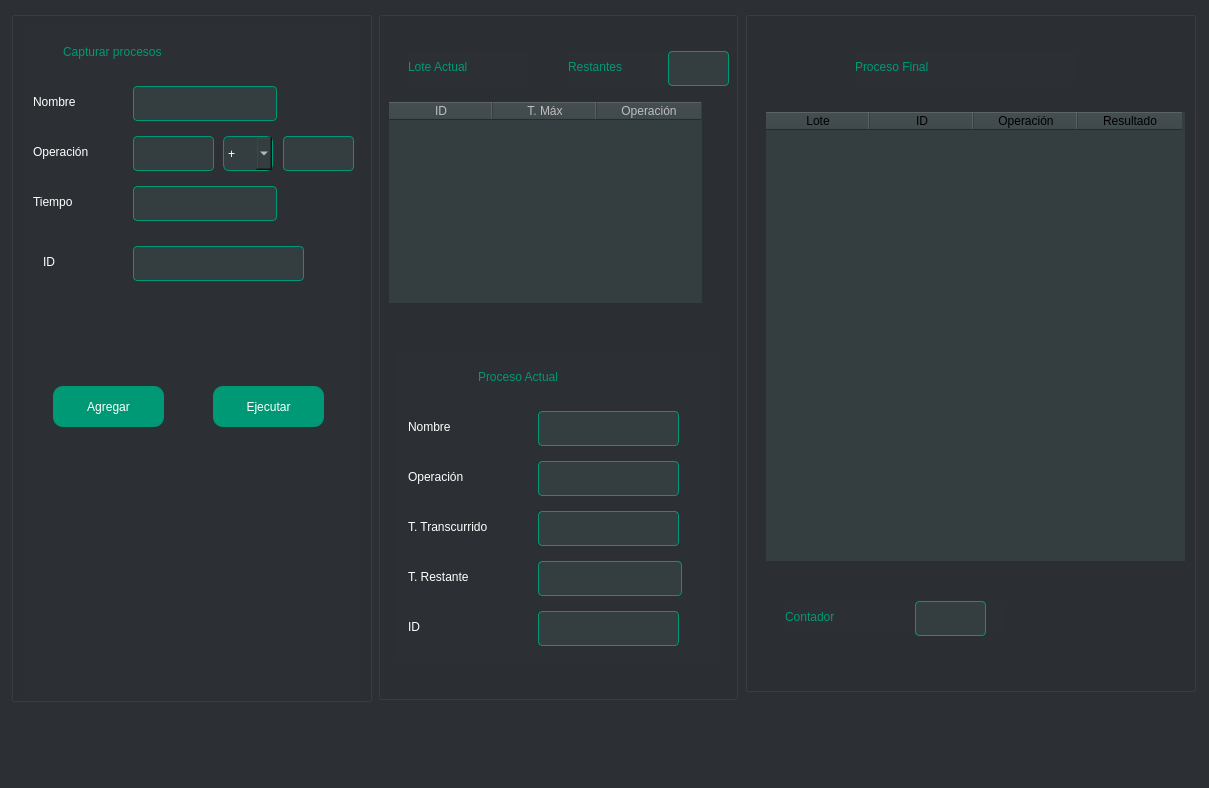
Before: the Qt Designer form view/mainwindow.ui in IvanBM18/Batch-Processing, drawn with Qt 5.
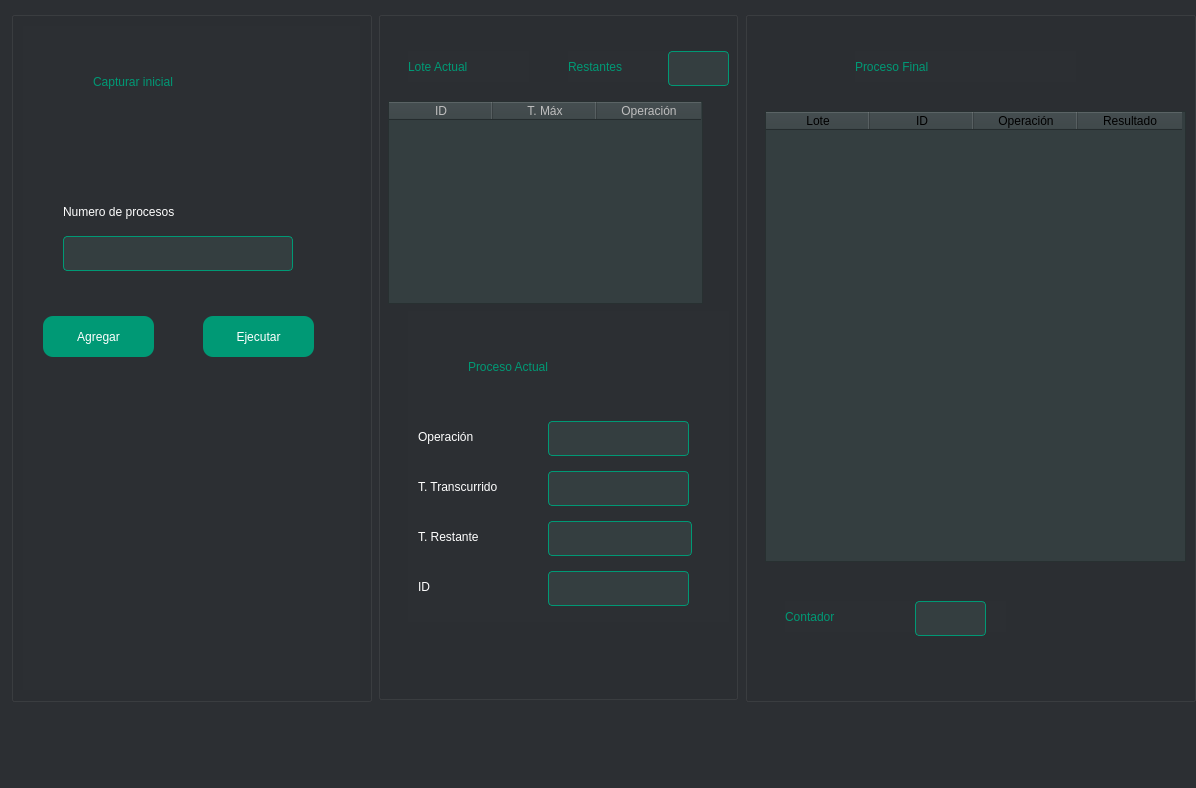
After: the same form once the commit is applied.

Patch:
```diff
--- a/view/mainwindow.ui
+++ b/view/mainwindow.ui
@@ -6,7 +6,7 @@
    <rect>
     <x>0</x>
     <y>0</y>
-    <width>1209</width>
+    <width>1196</width>
     <height>788</height>
    </rect>
   </property>
@@ -49,8 +49,8 @@
        <widget class="QLabel" name="label_titulo">
         <property name="geometry">
          <rect>
-          <x>40</x>
-          <y>10</y>
+          <x>70</x>
+          <y>40</y>
           <width>221</width>
           <height>31</height>
          </rect>
@@ -61,47 +61,16 @@
 </string>
         </property>
         <property name="text">
-         <string>Capturar procesos</string>
+         <string>Capturar inicial</string>
         </property>
        </widget>
        <widget class="QLineEdit" name="textBox_Nombre">
         <property name="geometry">
          <rect>
-          <x>110</x>
-          <y>60</y>
-          <width>144</width>
-          <height>35</height>
-         </rect>
-        </property>
-        <property name="minimumSize">
-         <size>
-          <width>60</width>
-          <height>35</height>
-         </size>
-        </property>
-        <property name="maximumSize">
-         <size>
+          <x>40</x>
+          <y>210</y>
           <width>230</width>
           <height>35</height>
-         </size>
-        </property>
-        <property name="styleSheet">
-         <string notr="true">background-color: rgb(52, 62, 64);
-color: rgb(255, 255, 255);
-border: 1px solid rgb(0, 153, 117);
-border-radius: 4px;</string>
-        </property>
-        <property name="text">
-         <string/>
-        </property>
-       </widget>
-       <widget class="QLineEdit" name="textBox_numero1">
-        <property name="geometry">
-         <rect>
-          <x>110</x>
-          <y>110</y>
-          <width>81</width>
-          <height>35</height>
          </rect>
         </property>
         <property name="minimumSize">
@@ -122,212 +91,16 @@
 border: 1px solid rgb(0, 153, 117);
 border-radius: 4px;</string>
         </property>
-       </widget>
-       <widget class="QLabel" name="label_Nombre">
-        <property name="geometry">
-         <rect>
-          <x>10</x>
-          <y>60</y>
-          <width>81</width>
-          <height>31</height>
-         </rect>
-        </property>
-        <property name="styleSheet">
-         <string notr="true">color:rgb(255, 255, 255);
-font: 10pt &quot;Segoe UI Emoji&quot;;
-</string>
-        </property>
         <property name="text">
-         <string>Nombre</string>
-        </property>
-       </widget>
-       <widget class="QLabel" name="label_operacion">
-        <property name="geometry">
-         <rect>
-          <x>10</x>
-          <y>110</y>
-          <width>81</width>
-          <height>31</height>
-         </rect>
-        </property>
-        <property name="styleSheet">
-         <string notr="true">color:rgb(255, 255, 255);
-font: 10pt &quot;Segoe UI Emoji&quot;;
-</string>
-        </property>
-        <property name="text">
-         <string>Operación</string>
-        </property>
-       </widget>
-       <widget class="QComboBox" name="comboBoxOperaciones">
-        <property name="geometry">
-         <rect>
-          <x>200</x>
-          <y>110</y>
-          <width>50</width>
-          <height>35</height>
-         </rect>
-        </property>
-        <property name="minimumSize">
-         <size>
-          <width>0</width>
-          <height>35</height>
-         </size>
-        </property>
-        <property name="maximumSize">
-         <size>
-          <width>50</width>
-          <height>35</height>
-         </size>
-        </property>
-        <property name="styleSheet">
-         <string notr="true">background-color: rgb(52, 62, 64);
-border: 1px solid rgb(0, 153, 117);
-border-radius: 6px;
-color: rgb(255, 255, 255);</string>
-        </property>
-        <item>
-         <property name="text">
-          <string>+</string>
-         </property>
-        </item>
-        <item>
-         <property name="text">
-          <string>-</string>
-         </property>
-        </item>
-        <item>
-         <property name="text">
-          <string>*</string>
-         </property>
-        </item>
-        <item>
-         <property name="text">
-          <string>/</string>
-         </property>
-        </item>
-        <item>
-         <property name="text">
-          <string>%</string>
-         </property>
-        </item>
-        <item>
-         <property name="text">
-          <string>^</string>
-         </property>
-        </item>
-       </widget>
-       <widget class="QLineEdit" name="textBox_numero2">
-        <property name="geometry">
-         <rect>
-          <x>260</x>
-          <y>110</y>
-          <width>71</width>
-          <height>35</height>
-         </rect>
-        </property>
-        <property name="minimumSize">
-         <size>
-          <width>60</width>
-          <height>35</height>
-         </size>
-        </property>
-        <property name="maximumSize">
-         <size>
-          <width>230</width>
-          <height>35</height>
-         </size>
-        </property>
-        <property name="styleSheet">
-         <string notr="true">border: 1px solid rgb(0, 153, 117);
-background-color: rgb(52, 62, 64);
-color: rgb(255, 255, 255);
-border-radius: 4px;</string>
-        </property>
-        <property name="text">
          <string/>
         </property>
        </widget>
-       <widget class="QLineEdit" name="textBox_tiempo">
+       <widget class="QLabel" name="label_Numero">
         <property name="geometry">
          <rect>
-          <x>110</x>
-          <y>160</y>
-          <width>144</width>
-          <height>35</height>
-         </rect>
-        </property>
-        <property name="minimumSize">
-         <size>
-          <width>60</width>
-          <height>35</height>
-         </size>
-        </property>
-        <property name="maximumSize">
-         <size>
-          <width>230</width>
-          <height>35</height>
-         </size>
-        </property>
-        <property name="styleSheet">
-         <string notr="true">background-color: rgb(52, 62, 64);
-color: rgb(255, 255, 255);
-border: 1px solid rgb(0, 153, 117);
-border-radius: 4px;</string>
-        </property>
-       </widget>
-       <widget class="QLabel" name="label_tiempo">
-        <property name="geometry">
-         <rect>
-          <x>10</x>
-          <y>160</y>
-          <width>71</width>
-          <height>31</height>
-         </rect>
-        </property>
-        <property name="styleSheet">
-         <string notr="true">color:rgb(255, 255, 255);
-font: 10pt &quot;Segoe UI Emoji&quot;;
-</string>
-        </property>
-        <property name="text">
-         <string>Tiempo</string>
-        </property>
-       </widget>
-       <widget class="QLineEdit" name="textBox_Id">
-        <property name="geometry">
-         <rect>
-          <x>110</x>
-          <y>220</y>
+          <x>40</x>
+          <y>170</y>
           <width>171</width>
-          <height>35</height>
-         </rect>
-        </property>
-        <property name="minimumSize">
-         <size>
-          <width>60</width>
-          <height>35</height>
-         </size>
-        </property>
-        <property name="maximumSize">
-         <size>
-          <width>230</width>
-          <height>35</height>
-         </size>
-        </property>
-        <property name="styleSheet">
-         <string notr="true">background-color: rgb(52, 62, 64);
-color: rgb(255, 255, 255);
-border: 1px solid rgb(0, 153, 117);
-border-radius: 4px;</string>
-        </property>
-       </widget>
-       <widget class="QLabel" name="label_5">
-        <property name="geometry">
-         <rect>
-          <x>20</x>
-          <y>220</y>
-          <width>31</width>
           <height>31</height>
          </rect>
         </property>
@@ -337,14 +110,14 @@
 </string>
         </property>
         <property name="text">
-         <string>ID</string>
+         <string>Numero de procesos</string>
         </property>
        </widget>
        <widget class="QPushButton" name="pushButton_Agregar">
         <property name="geometry">
          <rect>
-          <x>30</x>
-          <y>360</y>
+          <x>20</x>
+          <y>290</y>
           <width>111</width>
           <height>41</height>
          </rect>
@@ -362,8 +135,8 @@
        <widget class="QPushButton" name="pushButton_ejecturar">
         <property name="geometry">
          <rect>
-          <x>190</x>
-          <y>360</y>
+          <x>180</x>
+          <y>290</y>
           <width>111</width>
           <height>41</height>
          </rect>
@@ -412,8 +185,8 @@
     <widget class="QGroupBox" name="groupBox_5">
      <property name="geometry">
       <rect>
-       <x>20</x>
-       <y>340</y>
+       <x>30</x>
+       <y>300</y>
        <width>321</width>
        <height>311</height>
       </rect>
@@ -435,8 +208,8 @@
      <widget class="QLabel" name="label_titulo_4">
       <property name="geometry">
        <rect>
-        <x>80</x>
-        <y>10</y>
+        <x>60</x>
+        <y>40</y>
         <width>221</width>
         <height>31</height>
        </rect>
@@ -451,34 +224,6 @@
        <string>Proceso Actual</string>
       </property>
      </widget>
-     <widget class="QLineEdit" name="textBox_Nombre_proceso">
-      <property name="geometry">
-       <rect>
-        <x>140</x>
-        <y>60</y>
-        <width>141</width>
-        <height>35</height>
-       </rect>
-      </property>
-      <property name="minimumSize">
-       <size>
-        <width>60</width>
-        <height>35</height>
-       </size>
-      </property>
-      <property name="maximumSize">
-       <size>
-        <width>230</width>
-        <height>35</height>
-       </size>
-      </property>
-      <property name="styleSheet">
-       <string notr="true">background-color: rgb(52, 62, 64);
-color: rgb(255, 255, 255);
-border: 1px solid rgb(0, 153, 117);
-border-radius: 4px;</string>
-      </property>
-     </widget>
      <widget class="QLineEdit" name="textBox_operacion">
       <property name="geometry">
        <rect>
@@ -507,24 +252,6 @@
 border-radius: 4px;</string>
       </property>
      </widget>
-     <widget class="QLabel" name="label_Nombre_4">
-      <property name="geometry">
-       <rect>
-        <x>10</x>
-        <y>60</y>
-        <width>91</width>
-        <height>31</height>
-       </rect>
-      </property>
-      <property name="styleSheet">
-       <string notr="true">color:rgb(255, 255, 255);
-font: 10pt &quot;Segoe UI Emoji&quot;;
-</string>
-      </property>
-      <property name="text">
-       <string>Nombre</string>
-      </property>
-     </widget>
      <widget class="QLabel" name="label_operacion_4">
       <property name="geometry">
        <rect>
@@ -576,7 +303,7 @@
        <rect>
         <x>10</x>
         <y>160</y>
-        <width>101</width>
+        <width>111</width>
         <height>31</height>
        </rect>
       </property>
@@ -883,7 +610,7 @@
       <x>745</x>
       <y>11</y>
       <width>451</width>
-      <height>681</height>
+      <height>691</height>
      </rect>
     </property>
     <property name="title">
```
Left out of the diff: 18 changed lines with no effect on the pictures.
